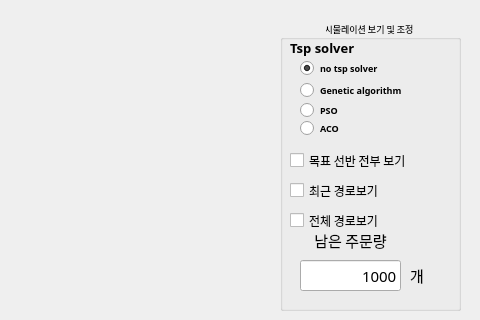
Above: Simulator.ui from JeonHyeongJunKW/warehouse-simulator before the change; both pictures show x 420 to 900 and y 0 to 320 of the 900 by 500 pixel window. Below: the same form after it.
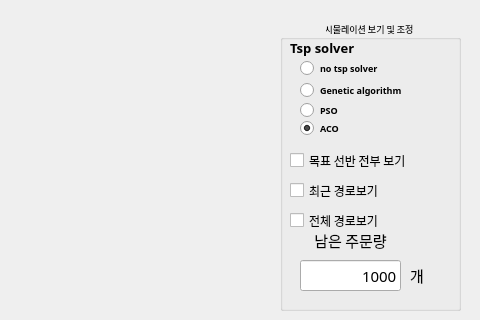
That is the form after the change.

The edit to the form file:
```diff
--- a/Simulator.ui
+++ b/Simulator.ui
@@ -58,7 +58,7 @@
      <string>no tsp solver</string>
     </property>
     <property name="checked">
-     <bool>true</bool>
+     <bool>false</bool>
     </property>
    </widget>
    <widget class="QRadioButton" name="radioButton_GA">
@@ -120,6 +120,9 @@
     <property name="text">
      <string>ACO</string>
     </property>
+    <property name="checked">
+     <bool>true</bool>
+    </property>
    </widget>
    <widget class="QLabel" name="label">
     <property name="geometry">
```
